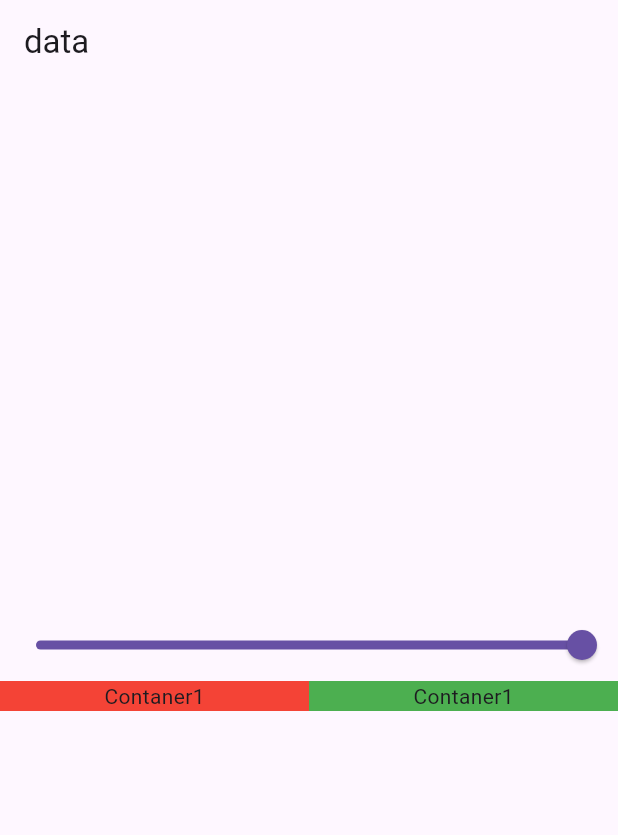
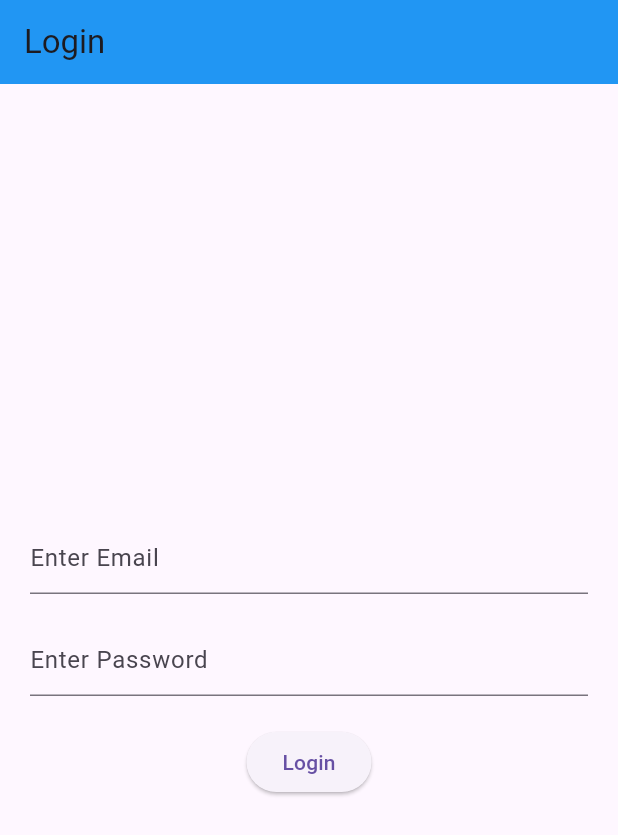
Before and after one commit to Junaidflutter148/my_provider_code, a Flutter app: the screen it shows after launch, on a phone screen of 412 x 824 dp. Shown: the top 835 px of the screen. Run offline on Flutter 3.47's test engine with Material 3 defaults, Android fonts, the phone set to English and light mode, and no system bars.

Commit message:
provider

```diff
--- /dev/null
+++ b/lib/Login/auth_provider.dart
@@ -0,0 +1,40 @@
+import 'package:flutter/foundation.dart';
+import 'package:http/http.dart';
+class Authprovider with ChangeNotifier{
+
+  bool _loading =false;
+  bool get loading=>_loading;
+
+  setLoading(bool value){
+    _loading=value;
+    notifyListeners();
+  }
+
+  void login(String email,String password) async{
+    setLoading(true);
+
+    try{
+      Response response=await post(Uri.parse("https://reqres.in/api/login"),
+      body: {
+        "email": email,
+        "password":password,
+      }
+      );
+      if(response.statusCode==200){
+        print("successful");
+        setLoading(false);
+
+      }else{
+        print("fail");
+        setLoading(false);
+      }
+
+    }catch(e){
+      setLoading(false);
+      print(e.toString());
+    }
+
+
+  }
+
+}
--- /dev/null
+++ b/lib/Login/login.dart
@@ -0,0 +1,58 @@
+import 'package:flutter/material.dart';
+import 'package:provider/provider.dart';
+import 'package:provider_state_managment/Login/auth_provider.dart';
+
+
+class Login extends StatefulWidget {
+  const Login({super.key});
+
+  @override
+  State<Login> createState() => _LoginState();
+}
+
+class _LoginState extends State<Login> {
+  TextEditingController emailController=TextEditingController();
+  TextEditingController passwordController=TextEditingController();
+  @override
+  Widget build(BuildContext context) {
+    return Consumer<Authprovider>(
+      builder: (context, authprovider, child)=>
+       Scaffold(
+        appBar: AppBar(title: Text("Login "),),
+        body: Padding(
+          padding: const EdgeInsets.all(20.0),
+          child: Column(
+            mainAxisAlignment: MainAxisAlignment.center,
+            children: [
+              TextFormField(
+                controller: emailController,
+                decoration: InputDecoration(
+                  hintText: "Enter Email ",
+
+                ),
+
+              ),
+              SizedBox(height: 20,),
+              TextFormField(
+                controller: passwordController,
+                decoration: InputDecoration(
+                  hintText: "Enter Password ",
+
+                ),
+
+
+              ),
+              SizedBox(height: 20,),
+              ElevatedButton(onPressed: (){
+                authprovider.login(
+                    emailController.text.toString(),
+                    passwordController.text.toString());
+              }, child: authprovider.loading?CircularProgressIndicator(): Text("Login"))
+
+            ],
+          ),
+        ),
+      ),
+    );
+  }
+}
--- /dev/null
+++ b/lib/favorate_screen/favorite_provider.dart
@@ -0,0 +1,20 @@
+import 'package:flutter/material.dart';
+
+class FavoriteProvider extends ChangeNotifier{
+
+  List<int> _selectedItem =[];
+
+  List<int> get selectedItem=>_selectedItem;
+
+void addItem(int value){
+  _selectedItem.add(value);
+  notifyListeners();
+}
+
+void removeItem(int value){
+  _selectedItem.remove(value);
+  notifyListeners();
+}
+
+
+}
--- a/lib/main.dart
+++ b/lib/main.dart
@@ -1,10 +1,17 @@
 import 'package:flutter/material.dart';
 import 'package:provider/provider.dart';
+import 'package:provider_state_managment/Login/auth_provider.dart';
+import 'package:provider_state_managment/Login/login.dart';
 import 'package:provider_state_managment/MenullyStateManagment/home.dart';
 import 'package:provider_state_managment/Provider/home_provider.dart';
 import 'package:provider_state_managment/Provider/list_provider.dart';
 import 'package:provider_state_managment/SliderExample/slider.dart';
 import 'package:provider_state_managment/SliderExample/slider_provider.dart';
+import 'package:provider_state_managment/ValueNoitifyListener/notify_listener.dart';
+import 'package:provider_state_managment/favorate_screen/favorate.dart';
+import 'package:provider_state_managment/favorate_screen/favorite_provider.dart';
+import 'package:provider_state_managment/theme/dark_theme.dart';
+import 'package:provider_state_managment/theme/dark_theme_provider.dart';
 //manually setstate
 
 void main(){
@@ -16,14 +23,37 @@ class MyApp extends StatelessWidget {
 
   @override
   Widget build(BuildContext context) {
+   // final themeChanger=Provider.of<DarkThemeProvider>(context);
     return MultiProvider(
       providers: [
         ChangeNotifierProvider(create: (context)=>NumberListProvider()),
-        ChangeNotifierProvider(create: (context)=>SliderProvider())
+        ChangeNotifierProvider(create: (context)=>SliderProvider()),
+        ChangeNotifierProvider(create: (context)=>FavoriteProvider()),
+        ChangeNotifierProvider(create: (context)=>DarkThemeProvider()),
+        ChangeNotifierProvider(create: (context)=>Authprovider()),
       ],
-      child: MaterialApp(
-         home: SliderExample(),
-      ),
+      child: Builder(
+          builder: (BuildContext context){
+        final themeChanger=Provider.of<DarkThemeProvider>(context);
+        return MaterialApp(
+          themeMode:themeChanger.themeMode,
+          theme: ThemeData(
+            appBarTheme: AppBarTheme(
+                backgroundColor: Colors.blue
+            ),iconTheme: IconThemeData(color: Colors.green),
+              brightness: Brightness.light,
+              primarySwatch: Colors.blue),
+          darkTheme: ThemeData(
+            appBarTheme: AppBarTheme(
+              backgroundColor: Colors.teal
+            ),
+            brightness: Brightness.dark
+          ),
+
+          home: Login(),
+        );
+
+      })
     );
   }
 }
--- /dev/null
+++ b/lib/theme/dark_theme_provider.dart
@@ -0,0 +1,15 @@
+import 'package:flutter/foundation.dart';
+import 'package:flutter/material.dart';
+
+class DarkThemeProvider with ChangeNotifier{
+
+  var _themeMode=ThemeMode.light;
+  ThemeMode get themeMode=>_themeMode;
+
+  void setTheme(themeMode){
+    _themeMode=themeMode;
+    notifyListeners();
+
+  }
+
+}
--- a/pubspec.yaml
+++ b/pubspec.yaml
@@ -32,6 +32,7 @@ dependencies:
   flutter:
     sdk: flutter
   provider:
+  http:
 
 
   # The following adds the Cupertino Icons font to your application.
```
Also changed, not shown: lib/ValueNoitifyListener/notify_listener.dart (added, +54 -0 lines), lib/favorate_screen/favorate.dart (added, +60 -0 lines), lib/favorate_screen/selected_favoraite.dart (added, +59 -0 lines), lib/theme/dark_theme.dart (added, +40 -0 lines), pubspec.lock.
